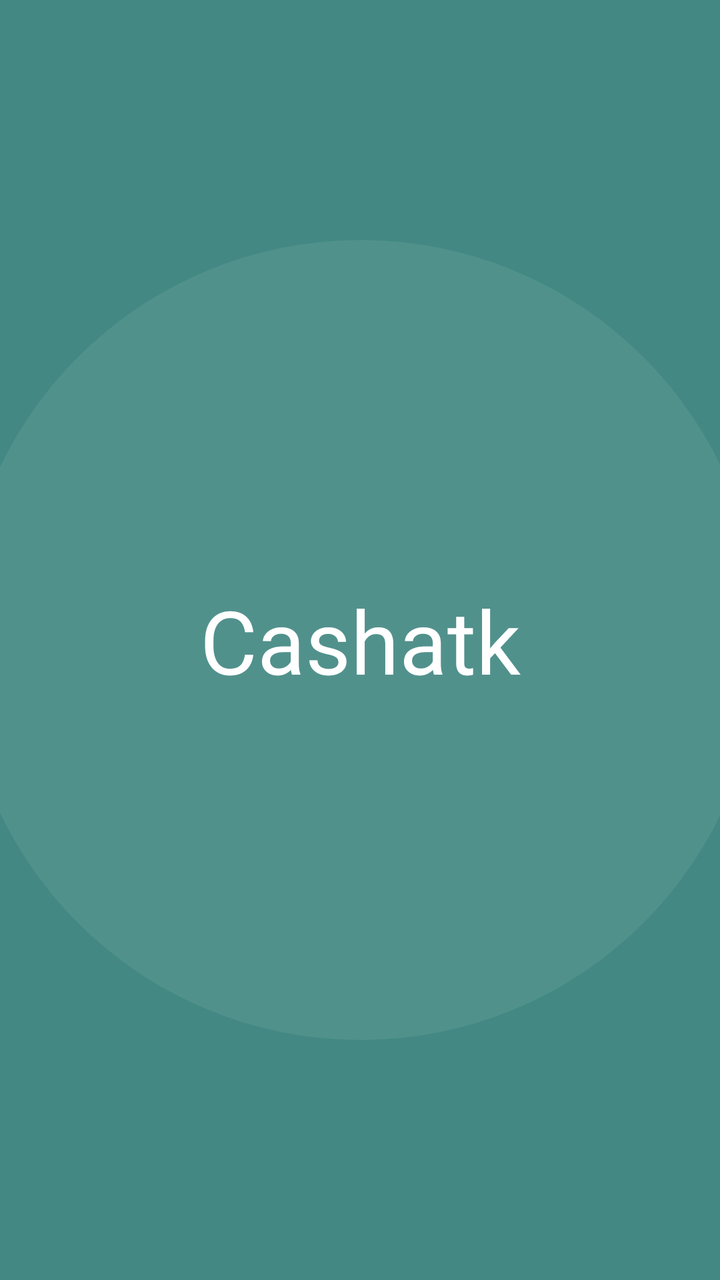
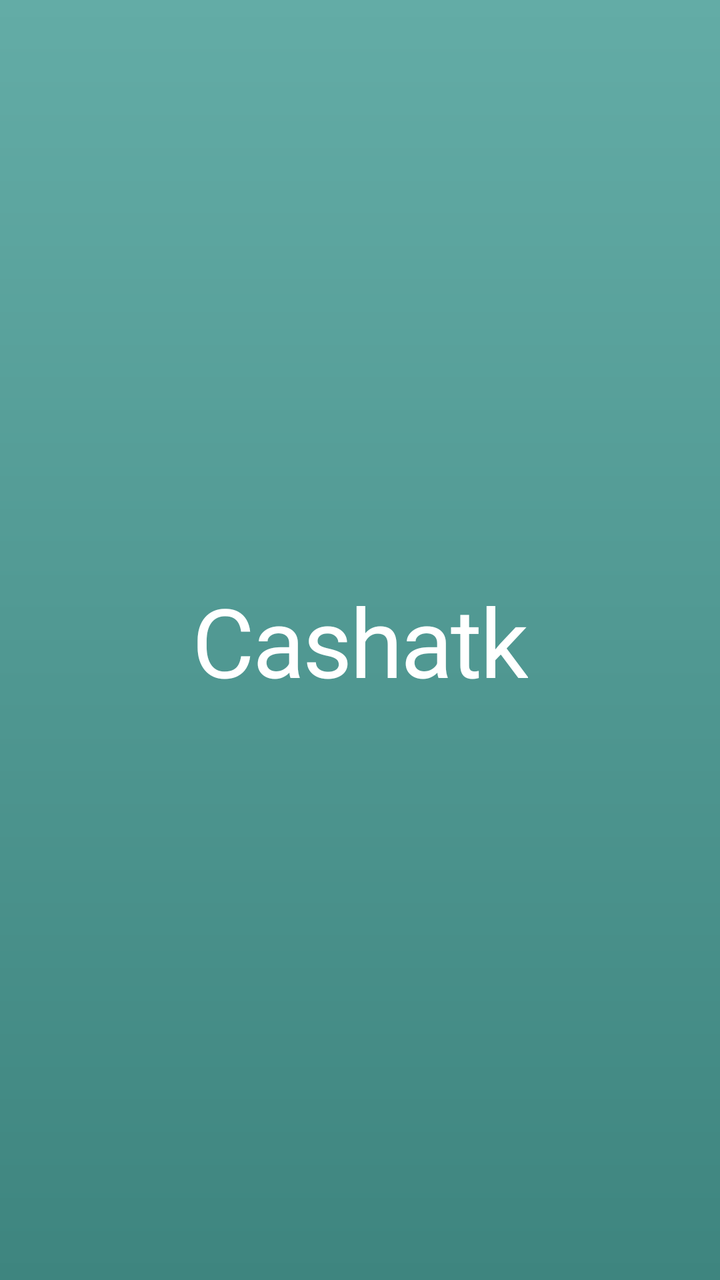

Two renders of the same Android screen: before a commit and after it. Below are the layout's source before the change and the commit's diff.
<!-- AndroidManifest.xml: application theme Theme.Cashatk -->
<!-- res/layout/activity_splash.xml -->
<?xml version="1.0" encoding="utf-8"?>
<androidx.constraintlayout.widget.ConstraintLayout xmlns:android="http://schemas.android.com/apk/res/android"
    xmlns:app="http://schemas.android.com/apk/res-auto"
    xmlns:tools="http://schemas.android.com/tools"
    android:id="@+id/main"
    android:layout_width="match_parent"
    android:layout_height="match_parent"
    android:background="@color/teal_primary"
    tools:context=".SplashActivity">

    
    <View
        android:layout_width="400dp"
        android:layout_height="400dp"
        android:alpha="0.08"
        android:background="@drawable/bg_circle_ambient"
        app:layout_constraintBottom_toBottomOf="parent"
        app:layout_constraintEnd_toEndOf="parent"
        app:layout_constraintStart_toStartOf="parent"
        app:layout_constraintTop_toTopOf="parent" />

    
    <TextView
        android:id="@+id/tvSplashLogo"
        android:layout_width="wrap_content"
        android:layout_height="wrap_content"
        android:fontFamily="sans-serif-bold"
        android:text="@string/app_name"
        android:textColor="@color/white"
        android:textSize="44sp"
        app:layout_constraintBottom_toBottomOf="parent"
        app:layout_constraintEnd_toEndOf="parent"
        app:layout_constraintStart_toStartOf="parent"
        app:layout_constraintTop_toTopOf="parent" />

</androidx.constraintlayout.widget.ConstraintLayout>
<!-- resources referenced by this layout -->
<resources>
  <color name="teal_primary">#FF438883</color>
  <color name="white">#FFFFFFFF</color>
  <!-- drawable bg_circle_ambient (drawable) -->
  <?xml version="1.0" encoding="utf-8"?>
  <shape xmlns:android="http://schemas.android.com/apk/res/android"
      android:shape="oval">
      <solid android:color="@color/mint_background" />
  </shape>
  <string name="app_name">Cashatk</string>
  <style name="Theme.Cashatk" parent="Base.Theme.Cashatk" />
  <color name="mint_background">#FFEEF6F5</color>
  <style name="Base.Theme.Cashatk" parent="Theme.Material3.Light.NoActionBar">
          <item name="colorPrimary">@color/teal_primary</item>
          <item name="colorOnPrimary">@color/white</item>
          <item name="colorPrimaryContainer">@color/mint_background</item>
          <item name="colorOnPrimaryContainer">@color/teal_dark</item>
          <item name="colorSecondary">@color/teal_dark</item>
          <item name="colorOnSecondary">@color/white</item>
          <item name="android:colorBackground">@color/background_light</item>
          <item name="colorSurface">@color/surface_card</item>
          <item name="colorOnSurface">@color/text_primary</item>
          <item name="android:statusBarColor">@color/teal_primary</item>
      </style>
  <color name="teal_dark">#FF2F7E79</color>
  <color name="background_light">#FFFFFFFF</color>
  <color name="surface_card">#FFFFFFFF</color>
  <color name="text_primary">#FF222222</color>
</resources>

<!-- the commit's change to res/layout/activity_splash.xml (unified diff, before → after) -->
@@ -5,29 +5,18 @@
     android:id="@+id/main"
     android:layout_width="match_parent"
     android:layout_height="match_parent"
-    android:background="@color/teal_primary"
+    android:background="@drawable/bg_splash_gradient"
     tools:context=".SplashActivity">
 
-    
-    <View
-        android:layout_width="400dp"
-        android:layout_height="400dp"
-        android:alpha="0.08"
-        android:background="@drawable/bg_circle_ambient"
-        app:layout_constraintBottom_toBottomOf="parent"
-        app:layout_constraintEnd_toEndOf="parent"
-        app:layout_constraintStart_toStartOf="parent"
-        app:layout_constraintTop_toTopOf="parent" />
-
-    
     <TextView
         android:id="@+id/tvSplashLogo"
         android:layout_width="wrap_content"
         android:layout_height="wrap_content"
         android:fontFamily="sans-serif-bold"
+        android:letterSpacing="-0.02"
         android:text="@string/app_name"
         android:textColor="@color/white"
-        android:textSize="44sp"
+        android:textSize="48sp"
         app:layout_constraintBottom_toBottomOf="parent"
         app:layout_constraintEnd_toEndOf="parent"
         app:layout_constraintStart_toStartOf="parent"
<!-- resource entries referenced after the edit -->
@@ -2,11 +2,14 @@
 <resources>
   <color name="teal_primary">#FF438883</color>
   <color name="white">#FFFFFFFF</color>
-  <!-- drawable bg_circle_ambient (drawable) -->
+  <!-- drawable bg_splash_gradient (drawable) -->
   <?xml version="1.0" encoding="utf-8"?>
   <shape xmlns:android="http://schemas.android.com/apk/res/android"
-      android:shape="oval">
-      <solid android:color="@color/mint_background" />
+      android:shape="rectangle">
+      <gradient
+          android:angle="270"
+          android:startColor="#63ACA6"
+          android:endColor="#3E857F" />
   </shape>
   <string name="app_name">Cashatk</string>
   <style name="Theme.Cashatk" parent="Base.Theme.Cashatk" />
